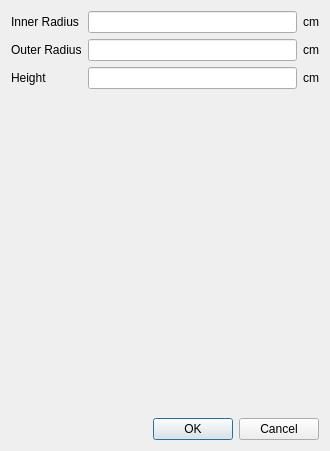
Old version of the form designer/ui_dimensions_setter.ui in the repository neutrons/addie.
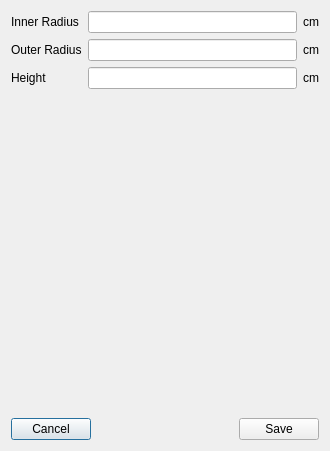
New version of the form.

Commit message: renamed the ok button to save to keep all of the dialog/window in sync

```diff
--- a/designer/ui_dimensions_setter.ui
+++ b/designer/ui_dimensions_setter.ui
@@ -138,14 +138,35 @@
     </layout>
    </item>
    <item>
-    <widget class="QDialogButtonBox" name="buttonBox">
-     <property name="orientation">
-      <enum>Qt::Horizontal</enum>
-     </property>
-     <property name="standardButtons">
-      <set>QDialogButtonBox::Cancel|QDialogButtonBox::Ok</set>
-     </property>
-    </widget>
+    <layout class="QHBoxLayout" name="horizontalLayout_12">
+     <item>
+      <widget class="QPushButton" name="cancel">
+       <property name="text">
+        <string>Cancel</string>
+       </property>
+      </widget>
+     </item>
+     <item>
+      <spacer name="horizontalSpacer_6">
+       <property name="orientation">
+        <enum>Qt::Horizontal</enum>
+       </property>
+       <property name="sizeHint" stdset="0">
+        <size>
+         <width>40</width>
+         <height>20</height>
+        </size>
+       </property>
+      </spacer>
+     </item>
+     <item>
+      <widget class="QPushButton" name="ok">
+       <property name="text">
+        <string>Save</string>
+       </property>
+      </widget>
+     </item>
+    </layout>
    </item>
   </layout>
  </widget>
```
Left out of the diff: 28 changed lines with no effect on the pictures. The commit also changes 5 other files.
